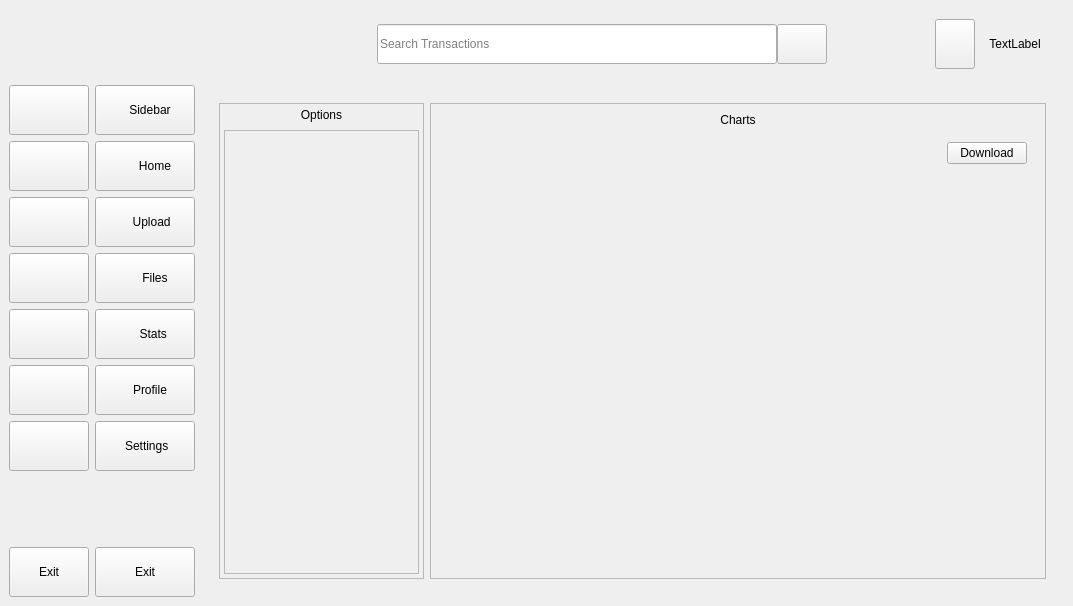
Old version of the form UI_files/financial_app_ui.ui in the repository Ulaaka/MoneyApp.
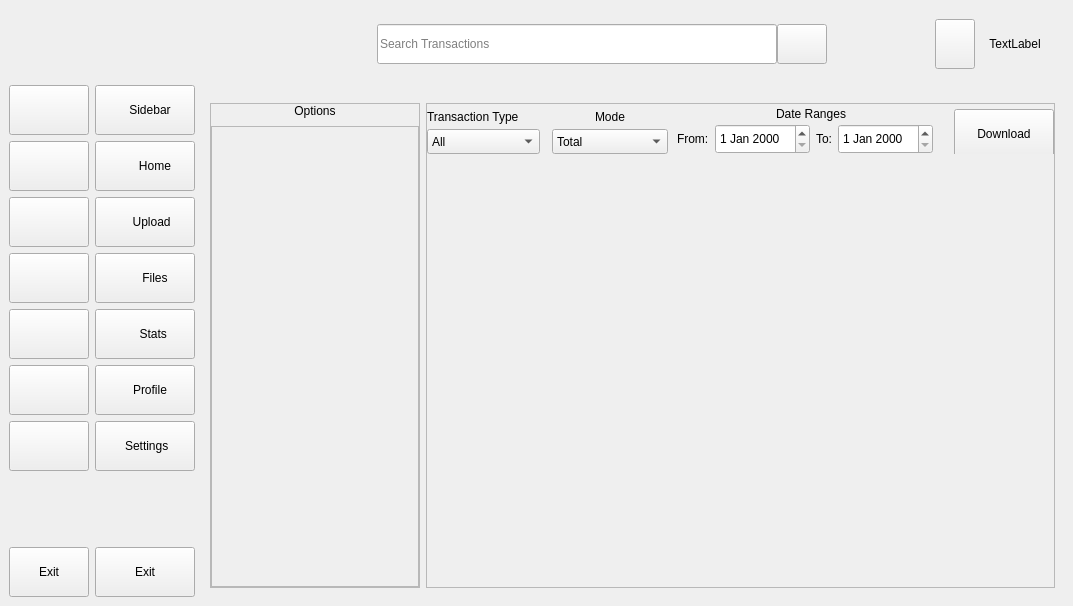
New version of the form. Icons and pictures are not drawn.

The edit to the form file:
```diff
--- a/UI_files/financial_app_ui.ui
+++ b/UI_files/financial_app_ui.ui
@@ -1111,6 +1111,15 @@
               <item>
                <widget class="QWidget" name="widget_40" native="true">
                 <layout class="QHBoxLayout" name="horizontalLayout_33" stretch="2,6">
+                 <property name="leftMargin">
+                  <number>0</number>
+                 </property>
+                 <property name="rightMargin">
+                  <number>0</number>
+                 </property>
+                 <property name="bottomMargin">
+                  <number>0</number>
+                 </property>
                  <item>
                   <widget class="QFrame" name="frame">
                    <property name="frameShape">
@@ -1124,16 +1133,16 @@
                      <number>8</number>
                     </property>
                     <property name="leftMargin">
-                     <number>4</number>
+                     <number>0</number>
                     </property>
                     <property name="topMargin">
-                     <number>4</number>
+                     <number>0</number>
                     </property>
                     <property name="rightMargin">
-                     <number>4</number>
+                     <number>0</number>
                     </property>
                     <property name="bottomMargin">
-                     <number>4</number>
+                     <number>0</number>
                     </property>
                     <item>
                      <widget class="QLabel" name="graphs_label">
@@ -1155,8 +1164,8 @@
                         <rect>
                          <x>0</x>
                          <y>0</y>
-                         <width>185</width>
-                         <height>412</height>
+                         <width>199</width>
+                         <height>432</height>
                         </rect>
                        </property>
                       </widget>
@@ -1173,32 +1182,271 @@
                    <property name="frameShadow">
                     <enum>QFrame::Shadow::Raised</enum>
                    </property>
-                   <layout class="QVBoxLayout" name="verticalLayout_30" stretch="0,0,1">
-                    <item>
-                     <widget class="QLabel" name="charts_label">
-                      <property name="text">
-                       <string>Charts</string>
-                      </property>
-                      <property name="alignment">
-                       <set>Qt::AlignmentFlag::AlignCenter</set>
-                      </property>
-                     </widget>
-                    </item>
+                   <layout class="QVBoxLayout" name="verticalLayout_30" stretch="0,1">
+                    <property name="spacing">
+                     <number>0</number>
+                    </property>
+                    <property name="leftMargin">
+                     <number>0</number>
+                    </property>
+                    <property name="topMargin">
+                     <number>0</number>
+                    </property>
+                    <property name="rightMargin">
+                     <number>0</number>
+                    </property>
+                    <property name="bottomMargin">
+                     <number>0</number>
+                    </property>
                     <item>
                      <widget class="QWidget" name="widget_41" native="true">
-                      <layout class="QHBoxLayout" name="horizontalLayout_34" stretch="1,0">
+                      <layout class="QHBoxLayout" name="horizontalLayout_34" stretch="0,0,0,0">
+                       <property name="spacing">
+                        <number>0</number>
+                       </property>
                        <property name="leftMargin">
-                        <number>12</number>
+                        <number>0</number>
                        </property>
+                       <property name="topMargin">
+                        <number>0</number>
+                       </property>
+                       <property name="rightMargin">
+                        <number>0</number>
+                       </property>
+                       <property name="bottomMargin">
+                        <number>0</number>
+                       </property>
                        <item>
-                        <widget class="QWidget" name="filter_buttons_widget" native="true"/>
+                        <widget class="QWidget" name="widget_44" native="true">
+                         <layout class="QVBoxLayout" name="verticalLayout_33">
+                          <property name="spacing">
+                           <number>0</number>
+                          </property>
+                          <property name="leftMargin">
+                           <number>0</number>
+                          </property>
+                          <property name="topMargin">
+                           <number>0</number>
+                          </property>
+                          <property name="rightMargin">
+                           <number>12</number>
+                          </property>
+                          <property name="bottomMargin">
+                           <number>0</number>
+                          </property>
+                          <item>
+                           <widget class="QLabel" name="label">
+                            <property name="text">
+                             <string>Transaction Type</string>
+                            </property>
+                           </widget>
+                          </item>
+                          <item>
+                           <widget class="QComboBox" name="transaction_type_box">
+                            <property name="sizePolicy">
+                             <sizepolicy hsizetype="Preferred" vsizetype="Preferred">
+                              <horstretch>0</horstretch>
+                              <verstretch>0</verstretch>
+                             </sizepolicy>
+                            </property>
+                            <item>
+                             <property name="text">
+                              <string>All</string>
+                             </property>
+                            </item>
+                            <item>
+                             <property name="text">
+                              <string>Income</string>
+                             </property>
+                            </item>
+                            <item>
+                             <property name="text">
+                              <string>Expense</string>
+                             </property>
+                            </item>
+                           </widget>
+                          </item>
+                         </layout>
+                        </widget>
+                       </item>
+                       <item>
+                        <widget class="QWidget" name="widget_43" native="true">
+                         <layout class="QVBoxLayout" name="verticalLayout_32">
+                          <property name="spacing">
+                           <number>0</number>
+                          </property>
+                          <property name="leftMargin">
+                           <number>0</number>
+                          </property>
+                          <property name="topMargin">
+                           <number>0</number>
+                          </property>
+                          <property name="bottomMargin">
+                           <number>0</number>
+                          </property>
+                          <item>
+                           <widget class="QLabel" name="label_2">
+                            <property name="text">
+                             <string>Mode</string>
+                            </property>
+                            <property name="alignment">
+                             <set>Qt::AlignmentFlag::AlignCenter</set>
+                            </property>
+                           </widget>
+                          </item>
+                          <item>
+                           <widget class="QComboBox" name="value_box">
+                            <property name="sizePolicy">
+                             <sizepolicy hsizetype="Preferred" vsizetype="Preferred">
+                              <horstretch>0</horstretch>
+                              <verstretch>0</verstretch>
+                             </sizepolicy>
+                            </property>
+                            <item>
+                             <property name="text">
+                              <string>Total</string>
+                             </property>
+                            </item>
+                            <item>
+                             <property name="text">
+                              <string>Highest</string>
+                             </property>
+                            </item>
+                            <item>
+                             <property name="text">
+                              <string>Lowest</string>
+                             </property>
+                            </item>
+                           </widget>
+                          </item>
+                         </layout>
+                        </widget>
+                       </item>
+                       <item>
+                        <widget class="QWidget" name="widget_42" native="true">
+                         <layout class="QVBoxLayout" name="verticalLayout_31">
+                          <property name="spacing">
+                           <number>1</number>
+                          </property>
+                          <property name="leftMargin">
+                           <number>0</number>
+                          </property>
+                          <property name="topMargin">
+                           <number>0</number>
+                          </property>
+                          <property name="bottomMargin">
+                           <number>0</number>
+                          </property>
+                          <item>
+                           <widget class="QLabel" name="label_3">
+                            <property name="text">
+                             <string>Date Ranges</string>
+                            </property>
+                            <property name="alignment">
+                             <set>Qt::AlignmentFlag::AlignCenter</set>
+                            </property>
+                           </widget>
+                          </item>
+                          <item>
+                           <widget class="QWidget" name="widget_45" native="true">
+                            <layout class="QHBoxLayout" name="horizontalLayout_35">
+                             <property name="spacing">
+                              <number>-1</number>
+                             </property>
+                             <property name="leftMargin">
+                              <number>0</number>
+                             </property>
+                             <property name="topMargin">
+                              <number>0</number>
+                             </property>
+                             <property name="rightMargin">
+                              <number>12</number>
+                             </property>
+                             <property name="bottomMargin">
+                              <number>0</number>
+                             </property>
+                             <item>
+                              <widget class="QLabel" name="label_4">
+                               <property name="sizePolicy">
+                                <sizepolicy hsizetype="Fixed" vsizetype="Preferred">
+                                 <horstretch>0</horstretch>
+                                 <verstretch>0</verstretch>
+                                </sizepolicy>
+                               </property>
+                               <property name="text">
+                                <string>From:</string>
+                               </property>
+                              </widget>
+                             </item>
+                             <item>
+                              <widget class="QDateEdit" name="dateEdit">
+                               <property name="sizePolicy">
+                                <sizepolicy hsizetype="Preferred" vsizetype="Fixed">
+                                 <horstretch>0</horstretch>
+                                 <verstretch>0</verstretch>
+                                </sizepolicy>
+                               </property>
+                               <property name="minimumSize">
+                                <size>
+                                 <width>0</width>
+                                 <height>30</height>
+                                </size>
+                               </property>
+                              </widget>
+                             </item>
+                             <item>
+                              <widget class="QLabel" name="label_5">
+                               <property name="sizePolicy">
+                                <sizepolicy hsizetype="Fixed" vsizetype="Preferred">
+                                 <horstretch>0</horstretch>
+                                 <verstretch>0</verstretch>
+                                </sizepolicy>
+                               </property>
+                               <property name="text">
+                                <string>To:</string>
+                               </property>
+                              </widget>
+                             </item>
+                             <item>
+                              <widget class="QDateEdit" name="dateEdit_2">
+                               <property name="sizePolicy">
+                                <sizepolicy hsizetype="Preferred" vsizetype="Fixed">
+                                 <horstretch>0</horstretch>
+                                 <verstretch>0</verstretch>
+                                </sizepolicy>
+                               </property>
+                               <property name="minimumSize">
+                                <size>
+                                 <width>0</width>
+                                 <height>30</height>
+                                </size>
+                               </property>
+                              </widget>
+                             </item>
+                            </layout>
+                           </widget>
+                          </item>
+                         </layout>
+                        </widget>
                        </item>
                        <item>
                         <widget class="QPushButton" name="download_chart_button">
+                         <property name="sizePolicy">
+                          <sizepolicy hsizetype="Preferred" vsizetype="Fixed">
+                           <horstretch>0</horstretch>
+                           <verstretch>0</verstretch>
+                          </sizepolicy>
+                         </property>
                          <property name="minimumSize">
                           <size>
-                           <width>80</width>
-                           <height>0</height>
+                           <width>100</width>
+                           <height>50</height>
+                          </size>
+                         </property>
+                         <property name="maximumSize">
+                          <size>
+                           <width>100</width>
+                           <height>40</height>
                           </size>
                          </property>
                          <property name="text">
@@ -1734,7 +1982,7 @@
                           <property name="minimumSize">
                            <size>
                             <width>0</width>
-                            <height>50</height>
+                            <height>40</height>
                            </size>
                           </property>
                           <property name="maximumSize">
```
